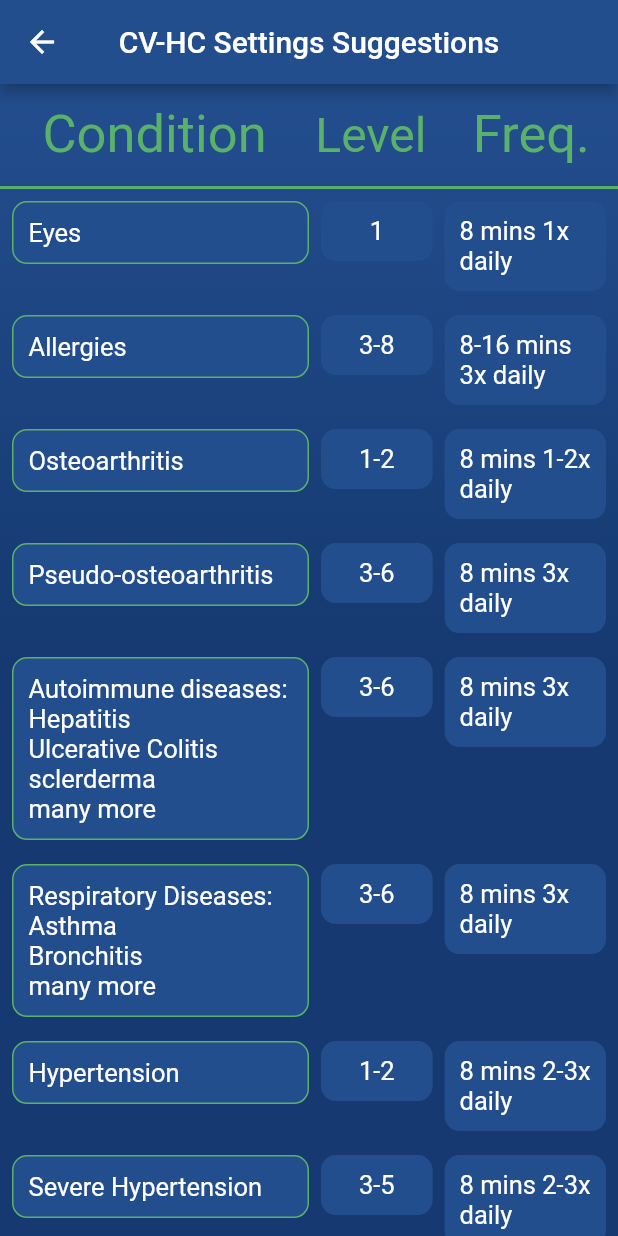
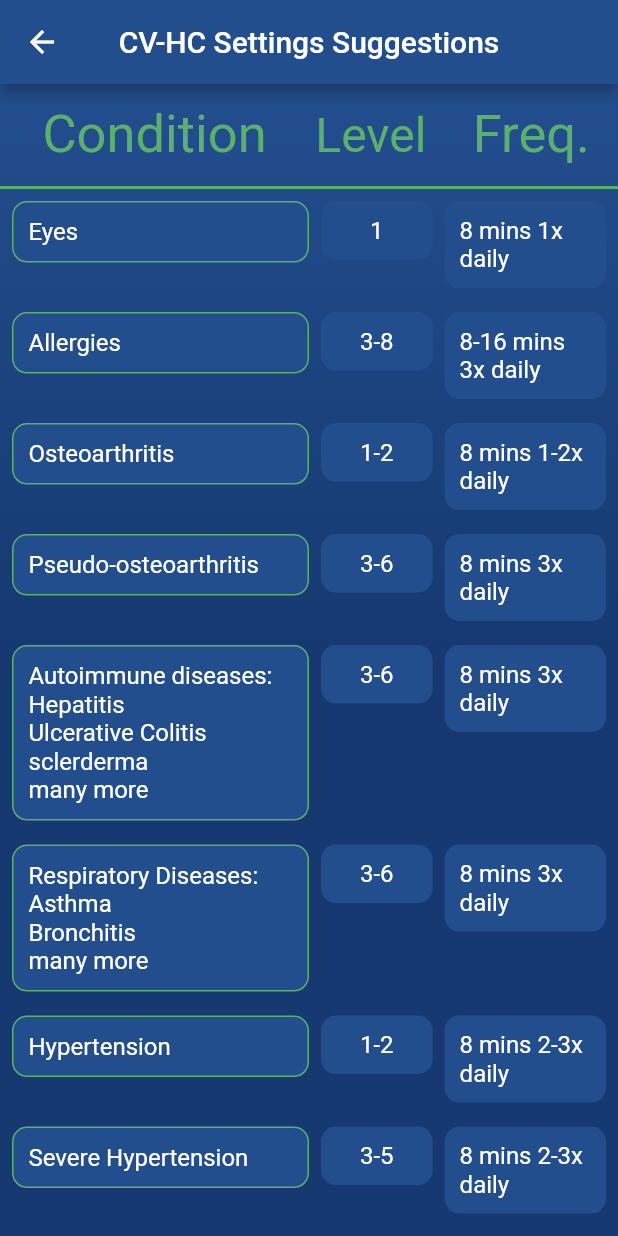
Before and after one commit to olivejesus117/Updated_FA_App, a Flutter app: the QRS screen opened directly, on a phone screen of 412 x 824 dp. Run offline on Flutter 3.47's test engine with Material 2 defaults, Android fonts, the phone set to English and light mode, and no system bars; drawn by our look-alikes of auto_size_text; missing offline and left inert: flutter_full_pdf_viewer, flutter_webview_plugin, launch_review.

Commit message:
Will thise widget size adjusting for tablets ever end

```diff
--- a/lib/OriginalAppFiles/QRS.dart
+++ b/lib/OriginalAppFiles/QRS.dart
@@ -29,6 +29,7 @@ class ListState extends State<QRS> {
 
   Color lightGreen = Color.fromRGBO(90, 177, 106, 1);
 
+  double fontSize;
 
 
   @override
@@ -48,6 +49,12 @@ class ListState extends State<QRS> {
     } else {
       screenWidthMultiplyer = screenWidth / 100;
       screenHeightMultiplyer = screenHeight / 100;
+    }
+
+    if (screenHeight > 900) {
+      fontSize = 30;
+    } else {
+      fontSize = 16;
     }
 
 
@@ -158,9 +165,9 @@ class ListState extends State<QRS> {
                           },
                           children: [
                             TableRow(children: [
-                              wideWidget(passedList[index].disease),
-                              mediumWidget(passedList[index].level),
-                              smallWidget(passedList[index].duration)
+                              wideWidget(passedList[index].disease, fontSize),
+                              mediumWidget(passedList[index].level, fontSize),
+                              smallWidget(passedList[index].duration, fontSize)
                             ]),
                           ]);
                     }),
@@ -173,20 +180,16 @@ class ListState extends State<QRS> {
   }
 }
 
-wideWidget(String text) {
+wideWidget(String text, double fontSize) {
+
+
+
   return Container(
     margin: EdgeInsets.only(top: 8, left: 8, bottom: 8),
     padding: EdgeInsets.all(10),
-    child: ConstrainedBox(
-      constraints: BoxConstraints(
-          maxHeight: screenHeightMultiplyer * 50),
-      child: AutoSizeText(
-        text,
-        maxLines: 15,
-        maxFontSize: 50,
-        minFontSize: 17,
-        style: TextStyle( color: Colors.white),
-      ),
+    child: Text(
+      text,
+      style: TextStyle( fontSize: fontSize, color: Colors.white),
     ),
     decoration: BoxDecoration(
         color: Color.fromRGBO(35, 78, 142, 1),
@@ -195,44 +198,30 @@ wideWidget(String text) {
   );
 }
 
-mediumWidget(String text) {
+mediumWidget(String text, fontSize) {
   return Container(
     margin: EdgeInsets.only(top: 8, left: 8, bottom: 8),
     padding: EdgeInsets.all(10),
     child: Center(
-        child: ConstrainedBox(
-          constraints: BoxConstraints(
-              maxHeight: screenHeightMultiplyer * 50),
-          child: AutoSizeText(
-            text,
-            maxLines: 15,
-            maxFontSize: 50,
-            minFontSize: 17,
-            style: TextStyle( color: Colors.white),
-    ),
-        )),
+        child: Text(
+          text,
+          style: TextStyle(fontSize: fontSize, color: Colors.white),
+    )),
     decoration: BoxDecoration(
         color: Color.fromRGBO(35, 78, 142, 1),
         borderRadius: BorderRadius.all(Radius.circular(10))),
   );
 }
 
-smallWidget(String text) {
+smallWidget(String text, fontSize) {
   return Container(
     margin: EdgeInsets.only(top: 8, left: 8, right: 8, bottom: 8),
     padding: EdgeInsets.all(10),
     child: Center(
-        child: ConstrainedBox(
-          constraints: BoxConstraints(
-              maxHeight: screenHeightMultiplyer * 50),
-          child: AutoSizeText(
-            text,
-            maxLines: 15,
-            maxFontSize: 50,
-            minFontSize: 17,
-            style: TextStyle( color: Colors.white),
-    ),
-        )),
+        child: Text(
+          text,
+          style: TextStyle(fontSize: fontSize, color: Colors.white),
+    )),
     decoration: BoxDecoration(
         color: Color.fromRGBO(35, 78, 142, 1),
         borderRadius: BorderRadius.all(Radius.circular(10))),
--- a/lib/PDFView.dart
+++ b/lib/PDFView.dart
@@ -144,6 +144,7 @@ class PDFScreen extends StatelessWidget {
       child: PDFViewerScaffold(
           appBar: AppBar(backgroundColor: Color.fromRGBO(21, 57, 112, 1),
               title: Text(title),
+              centerTitle: true,
               leading: new IconButton(
                   icon: new Icon(Icons.arrow_back),
                   onPressed: () {
--- a/lib/WebView.dart
+++ b/lib/WebView.dart
@@ -46,7 +46,8 @@ _launchURL(String url) async {
     return WebviewScaffold(
       url: url,
 
-      appBar: AppBar(backgroundColor: darkBlue,title: Text(appBrTitle),
+      appBar: AppBar(backgroundColor: darkBlue,
+        centerTitle: true,title: Text(appBrTitle),
       ),withZoom: true,
 //      body:
 //      WebView(
--- a/lib/animation/widgets.dart
+++ b/lib/animation/widgets.dart
@@ -64,7 +64,7 @@ class SectionCard extends StatelessWidget {
       buttonHeight = 65;
     } else {
       buttonFontSize = 40;
-      titleFontSize = 100;
+      titleFontSize = 50;
       buttonHeight = 90;
     }
 
```
Also changed, not shown: lib/OriginalAppFiles/list_builder.dart (+6 -29 lines), lib/OriginalAppFiles/second_level.dart (+35 -8 lines), lib/OriginalAppFiles/selected_category.dart (+11 -3 lines).
